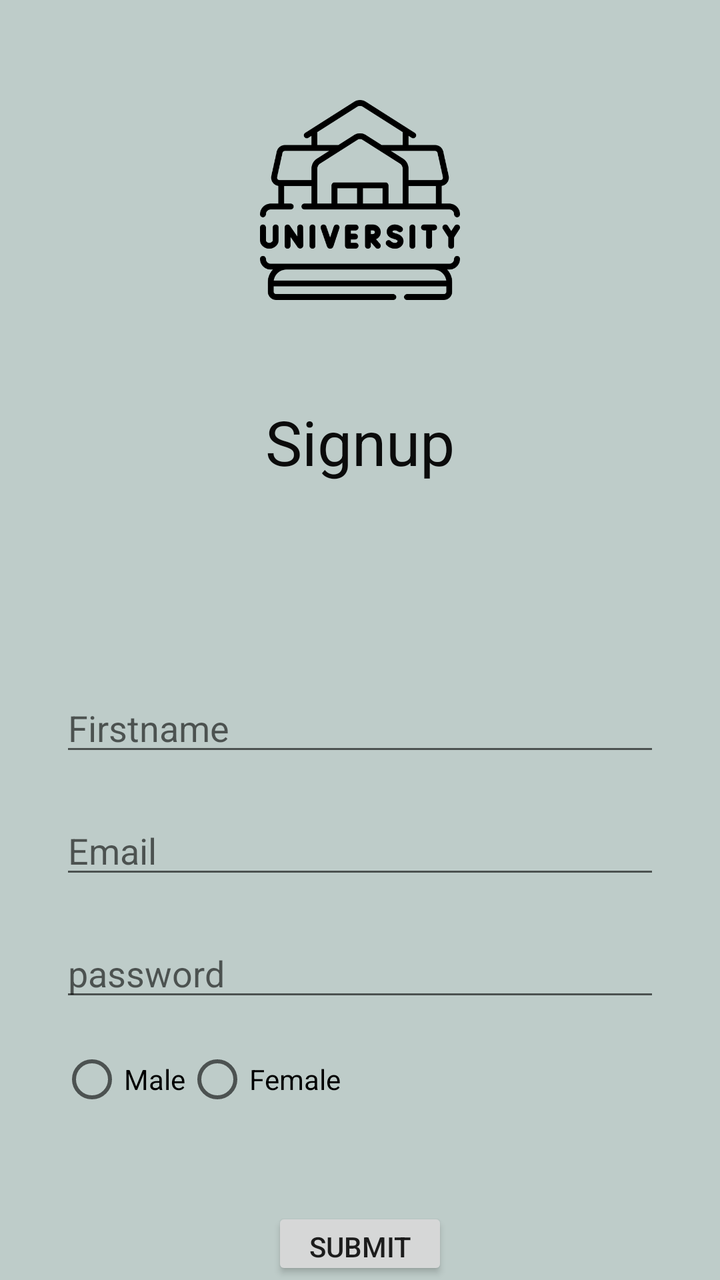
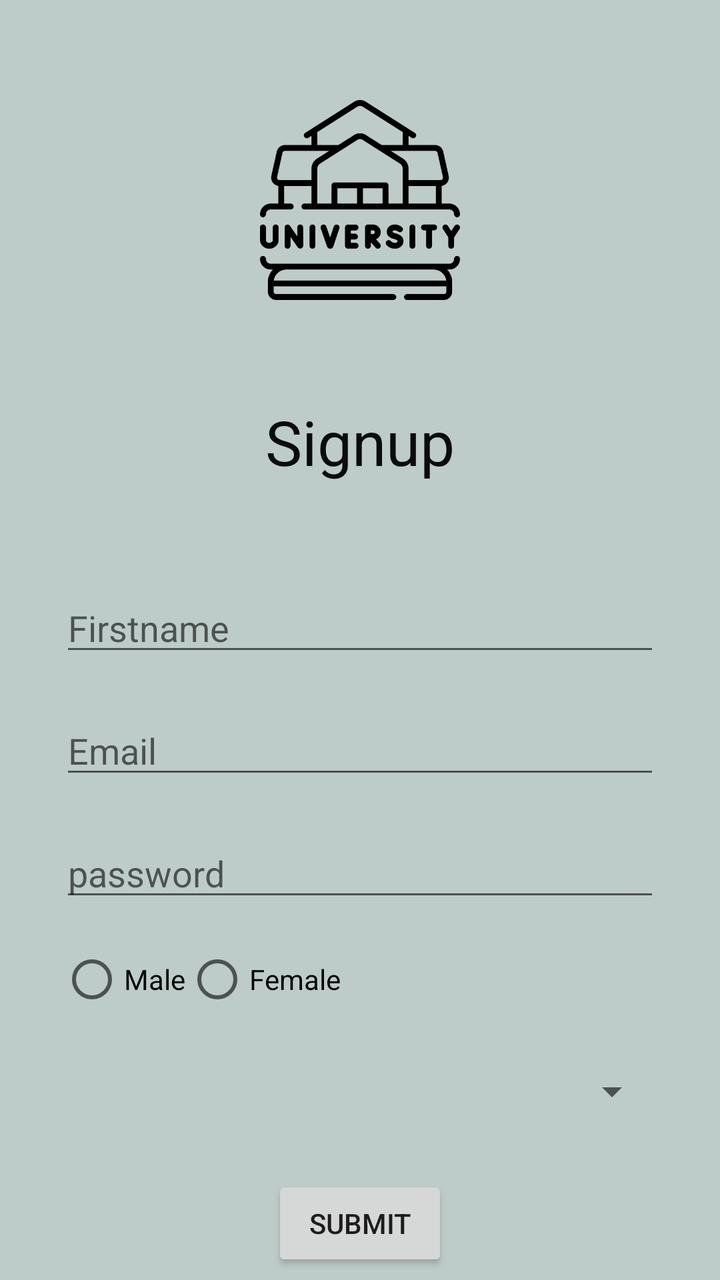

Screens rendered from an Android XML layout before and after an edit, with the pre-edit source and the edit as a unified diff.
<!-- AndroidManifest.xml: application theme Theme.Android26_Sunday_3 -->
<!-- res/layout/activity_signup.xml -->
<?xml version="1.0" encoding="utf-8"?>
<RelativeLayout xmlns:android="http://schemas.android.com/apk/res/android"
    xmlns:app="http://schemas.android.com/apk/res-auto"
    xmlns:tools="http://schemas.android.com/tools"
    android:id="@+id/main"
    android:layout_width="match_parent"
    android:layout_height="match_parent"
    tools:context=".SignupActivity"
    android:background="#BECCC9"
    >


    <ImageView
        android:layout_width="100dp"
        android:layout_height="100dp"
        android:id="@+id/imgSignupLogo"
        android:src="@drawable/university"
        android:layout_centerHorizontal="true"
        android:layout_marginTop="50dp"
        />

     <TextView
         android:layout_width="wrap_content"
         android:layout_height="wrap_content"
         android:id="@+id/tvSignupTitle"
         android:text="Signup"
         android:textSize="15pt"
         android:layout_centerHorizontal="true"
         android:layout_marginTop="50dp"
         android:textColor="#0B0B0B"
         android:layout_below="@id/imgSignupLogo"
         />

     <EditText
         android:layout_width="match_parent"
         android:layout_height="wrap_content"
         android:id="@+id/edtSignupFirstName"
         android:layout_below="@id/tvSignupTitle"
         android:hint="Firstname"
         android:layout_marginTop="100dp"
         android:layout_marginStart="30dp"
         android:layout_marginEnd="30dp"
         />

        <EditText
            android:layout_width="match_parent"
            android:layout_height="wrap_content"
            android:id="@+id/edtSignupEmail"
            android:layout_below="@id/edtSignupFirstName"
            android:hint="Email"
            android:layout_marginTop="20dp"
            android:layout_marginStart="30dp"
            android:layout_marginEnd="30dp"

            />

        <EditText
            android:layout_width="match_parent"
            android:layout_height="wrap_content"
            android:id="@+id/edtSignupPassword"
            android:layout_below="@id/edtSignupEmail"
            android:layout_marginTop="20dp"
            android:hint="password"
            android:inputType="textPassword"
            android:layout_marginStart="30dp"
            android:layout_marginEnd="30dp"
            />

        <RadioGroup
            android:layout_width="wrap_content"
            android:layout_height="wrap_content"
            android:id="@+id/rgSignupGender"
            android:orientation="horizontal"
            android:layout_below="@id/edtSignupPassword"
            android:layout_marginStart="30dp"
            android:layout_marginTop="10dp"
            >

                <RadioButton
                    android:layout_width="wrap_content"
                    android:layout_height="wrap_content"
                    android:id="@+id/rbSignupGenderMale"
                    android:text="Male"
                    />

            <RadioButton
                android:layout_width="wrap_content"
                android:layout_height="wrap_content"
                android:id="@+id/rbSignupGenderFemale"
                android:text="Female"
                />

        </RadioGroup>


        <Button
            android:layout_width="wrap_content"
            android:layout_height="wrap_content"
            android:id="@+id/btnSignupSubmit"
            android:text="Submit"
            android:layout_below="@id/rgSignupGender"
            android:layout_centerHorizontal="true"
            android:layout_marginTop="40dp"
            />

    <TextView
        android:layout_width="wrap_content"
        android:layout_height="wrap_content"
        android:id="@+id/tvSignupExistingUser"
        android:text="Existing User?"
        android:layout_below="@id/btnSignupSubmit"
        android:layout_centerHorizontal="true"
        android:textSize="8pt"
        android:layout_marginTop="10dp"
        android:textColor="#4715C7"
        />

</RelativeLayout>
<!-- resources referenced by this layout -->
<resources>
  <!-- drawable university: png bitmap (drawable, 17354 bytes) -->
  <style name="Theme.Android26_Sunday_3" parent="Theme.MaterialComponents.DayNight.NoActionBar">
          
          <item name="colorPrimary">@color/purple_500</item>
          <item name="colorPrimaryVariant">@color/purple_700</item>
          <item name="colorOnPrimary">@color/white</item>
          
          <item name="colorSecondary">@color/teal_200</item>
          <item name="colorSecondaryVariant">@color/teal_700</item>
          <item name="colorOnSecondary">@color/black</item>
          
          <item name="android:statusBarColor">?attr/colorPrimaryVariant</item>
          
      </style>
  <color name="purple_500">#FF6200EE</color>
  <color name="purple_700">#FF3700B3</color>
  <color name="white">#FFFFFFFF</color>
  <color name="teal_200">#FF03DAC5</color>
  <color name="teal_700">#FF018786</color>
  <color name="black">#FF000000</color>
</resources>

<!-- the commit's change to res/layout/activity_signup.xml (unified diff, before → after) -->
@@ -37,7 +37,7 @@
          android:id="@+id/edtSignupFirstName"
          android:layout_below="@id/tvSignupTitle"
          android:hint="Firstname"
-         android:layout_marginTop="100dp"
+         android:layout_marginTop="50dp"
          android:layout_marginStart="30dp"
          android:layout_marginEnd="30dp"
          />
@@ -92,15 +92,24 @@
 
         </RadioGroup>
 
+        <Spinner
+            android:layout_width="match_parent"
+            android:layout_height="wrap_content"
+            android:id="@+id/spinnerSignupCity"
+            android:layout_below="@id/rgSignupGender"
+            android:layout_marginStart="30dp"
+            android:layout_marginEnd="30dp"
+            android:layout_marginTop="20dp"
+            />
 
         <Button
             android:layout_width="wrap_content"
             android:layout_height="wrap_content"
             android:id="@+id/btnSignupSubmit"
             android:text="Submit"
-            android:layout_below="@id/rgSignupGender"
+            android:layout_below="@id/spinnerSignupCity"
             android:layout_centerHorizontal="true"
-            android:layout_marginTop="40dp"
+            android:layout_marginTop="30dp"
             />
 
     <TextView
